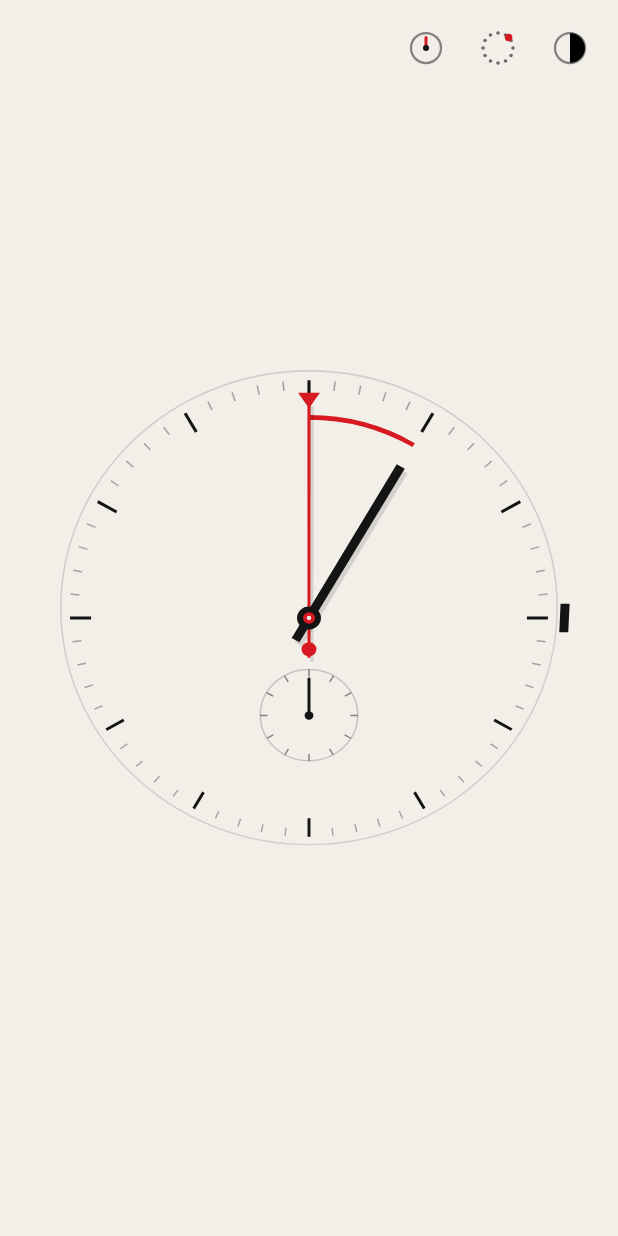
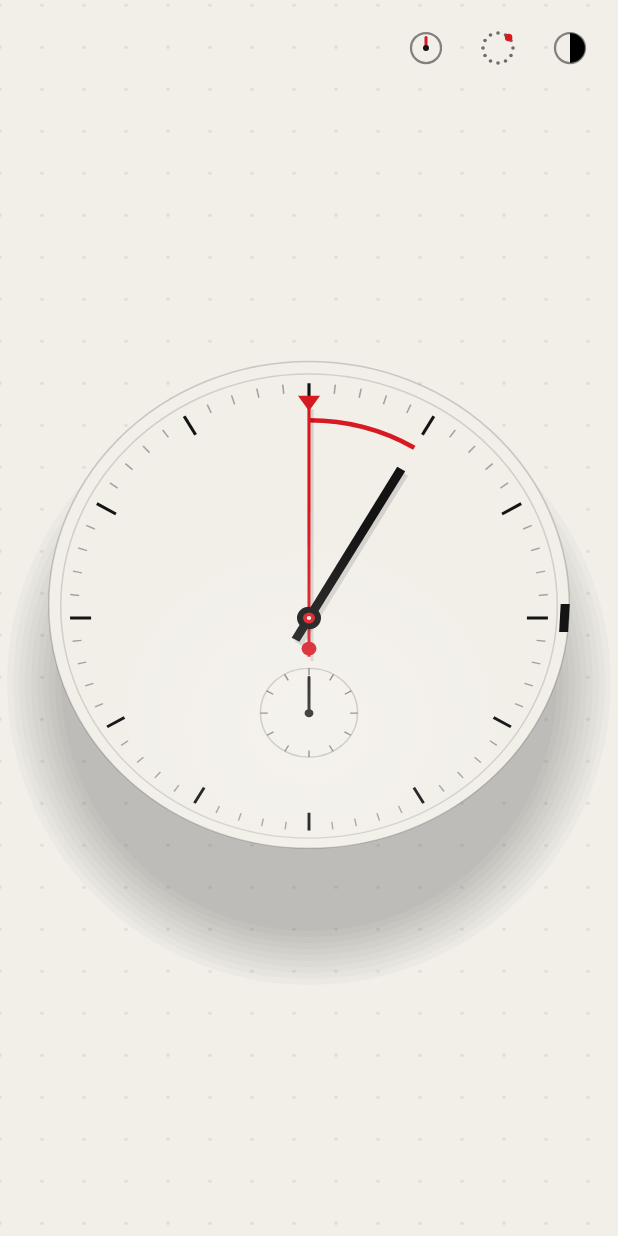
Before and after one commit to aahnik/timer, an Android app built with Jetpack Compose: the screen it shows after launch (MainActivity), on a phone screen of 412 x 824 dp. Run offline under Robolectric (Android 15) with nearby library versions, the phone set to English and light mode, and no system bars.

Commit message:
30 degree tilt with dial shadow, glare, rim and parallax dot grid

```diff
--- a/src/main/kotlin/dev/aahnik/timer/MainActivity.kt
+++ b/src/main/kotlin/dev/aahnik/timer/MainActivity.kt
@@ -36,6 +36,7 @@ import androidx.compose.ui.Alignment
 import androidx.compose.ui.Modifier
 import androidx.compose.ui.geometry.Offset
 import androidx.compose.ui.geometry.Size
+import androidx.compose.ui.graphics.Brush
 import androidx.compose.ui.graphics.Color
 import androidx.compose.ui.graphics.Path
 import androidx.compose.ui.graphics.StrokeCap
@@ -83,16 +84,17 @@ private enum class DialStyle(
     val minutesPerTurn: Float = 60f,
     val parallax: Boolean = true,
     val fullScreenFinish: Boolean = false,
+    val circular: Boolean = false,
 ) {
-    Chronograph,
-    Bezel,
-    Tachometer(minutesPerTurn = MAX_MINUTES * 360f / TACHOMETER_SPAN),
-    DotMatrix,
+    Chronograph(circular = true),
+    Bezel(circular = true),
+    Tachometer(minutesPerTurn = MAX_MINUTES * 360f / TACHOMETER_SPAN, circular = true),
+    DotMatrix(circular = true),
     Drum(DragMode.Vertical, fullScreenFinish = true),
     Flood(DragMode.Vertical, parallax = false, fullScreenFinish = true),
     Flip(DragMode.Vertical, fullScreenFinish = true),
     Hourglass(DragMode.Vertical, parallax = false, fullScreenFinish = true),
-    Moon,
+    Moon(circular = true),
 }
 
 private enum class Face(val background: Color, val ink: Color, val red: Color) {
@@ -203,8 +205,8 @@ private fun TimerScreen(
     )
     val floodLevel by animateFloatAsState(elapsedFraction, if (running) snap() else tween(900))
     val waveAmplitude by animateFloatAsState(if (running) 1f else 0.3f, tween(600))
-    val tiltX by animateFloatAsState(((gravity.z - 5f) * 3.5f).coerceIn(-25f, 25f), spring(dampingRatio = 0.7f, stiffness = 200f))
-    val tiltY by animateFloatAsState((-gravity.x * 4f).coerceIn(-25f, 25f), spring(dampingRatio = 0.7f, stiffness = 200f))
+    val tiltX by animateFloatAsState(((gravity.z - 5f) * 4.2f).coerceIn(-30f, 30f), spring(dampingRatio = 0.7f, stiffness = 200f))
+    val tiltY by animateFloatAsState((-gravity.x * 4.8f).coerceIn(-30f, 30f), spring(dampingRatio = 0.7f, stiffness = 200f))
     val dialIconRotation by animateFloatAsState(dialStyle.ordinal * 90f, spring(dampingRatio = 0.6f, stiffness = 300f))
     val ambient = rememberInfiniteTransition()
     val wavePhase by ambient.animateFloat(0f, 2 * PI.toFloat(), infiniteRepeatable(tween(2_400, easing = LinearEasing)))
@@ -314,6 +316,30 @@ private fun TimerScreen(
     }
 
     Box(Modifier.fillMaxSize().background(background)) {
+        if (dialStyle.parallax) {
+            Canvas(Modifier.fillMaxSize().graphicsLayer { alpha = dialAppear.value.coerceIn(0f, 1f) }) {
+                val gridShift = Offset(-tiltY, tiltX) * 2.5.dp.toPx()
+                val spacing = 28.dp.toPx()
+                val startX = ((gridShift.x % spacing) + spacing) % spacing - spacing
+                val startY = ((gridShift.y % spacing) + spacing) % spacing - spacing
+                var y = startY
+                while (y < size.height + spacing) {
+                    var x = startX
+                    while (x < size.width + spacing) {
+                        drawCircle(ink.copy(alpha = 0.07f), 1.2.dp.toPx(), Offset(x, y))
+                        x += spacing
+                    }
+                    y += spacing
+                }
+                if (dialStyle.circular) {
+                    val shadowCenter = center + Offset(tiltY, -tiltX) * 1.4.dp.toPx() + Offset(0f, 14.dp.toPx())
+                    val shadowRadius = dialRadius() * dialPop.value
+                    repeat(10) { ring ->
+                        drawCircle(Color.Black.copy(alpha = 0.022f), shadowRadius + ring * 4.dp.toPx(), shadowCenter)
+                    }
+                }
+            }
+        }
         Canvas(
             Modifier
                 .fillMaxSize()
@@ -358,6 +384,10 @@ private fun TimerScreen(
                 wavePhase = wavePhase,
                 waveAmplitude = waveAmplitude * 6.dp.toPx(),
             )
+            if (dialStyle.circular) {
+                drawCircle(background, dialRadius() + 8.dp.toPx())
+                drawCircle(ink.copy(alpha = 0.18f), dialRadius() + 8.dp.toPx(), style = Stroke(1.dp.toPx()))
+            }
             when (dialStyle) {
                 DialStyle.Chronograph -> drawChronograph(frame)
                 DialStyle.Bezel -> drawBezel(frame)
@@ -368,6 +398,13 @@ private fun TimerScreen(
                 DialStyle.Flip -> drawFlipClock(frame, textMeasurer)
                 DialStyle.Hourglass -> drawHourglass(frame)
                 DialStyle.Moon -> drawMoon(frame)
+            }
+            if (dialStyle.circular) {
+                val glareCenter = center + Offset(-tiltY, -tiltX) / 30f * dialRadius() * 0.7f
+                drawCircle(
+                    Brush.radialGradient(listOf(Color.White.copy(alpha = 0.22f), Color.Transparent), glareCenter, dialRadius() * 0.9f),
+                    dialRadius() + 8.dp.toPx(),
+                )
             }
             if (finishBlink.value > 0f) {
                 if (dialStyle.fullScreenFinish) {
```
